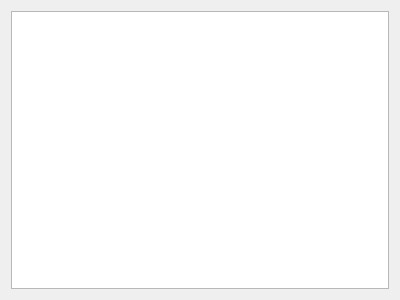
The window that quickevent/app/plugins/qml/Runs/src/drawing/drawingganttwidget.ui (Quick-Event/quickbox) describes before a commit, drawn with Qt 5.
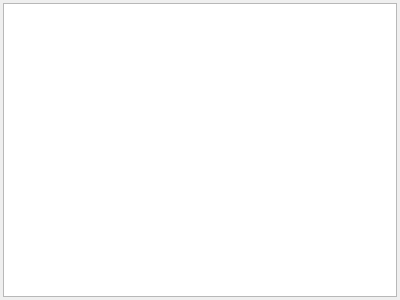
The same window after the commit.

Patch:
```diff
--- a/quickevent/app/plugins/qml/Runs/src/drawing/drawingganttwidget.ui
+++ b/quickevent/app/plugins/qml/Runs/src/drawing/drawingganttwidget.ui
@@ -14,6 +14,21 @@
    <string>Form</string>
   </property>
   <layout class="QVBoxLayout" name="verticalLayout">
+   <property name="spacing">
+    <number>3</number>
+   </property>
+   <property name="leftMargin">
+    <number>3</number>
+   </property>
+   <property name="topMargin">
+    <number>3</number>
+   </property>
+   <property name="rightMargin">
+    <number>3</number>
+   </property>
+   <property name="bottomMargin">
+    <number>3</number>
+   </property>
    <item>
     <widget class="QGraphicsView" name="viewClassLayout"/>
    </item>
```
Left out of the diff: 4 changed lines with no effect on the pictures.
